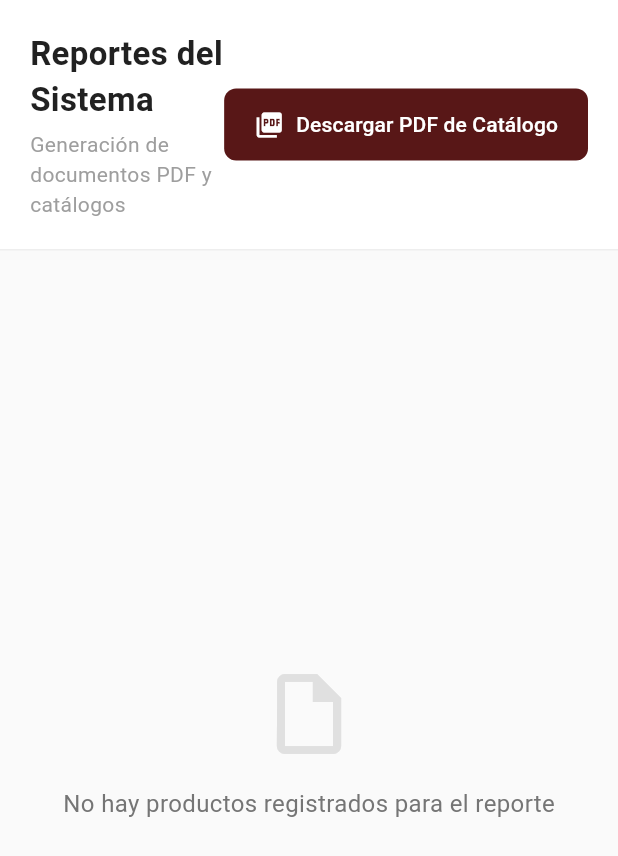
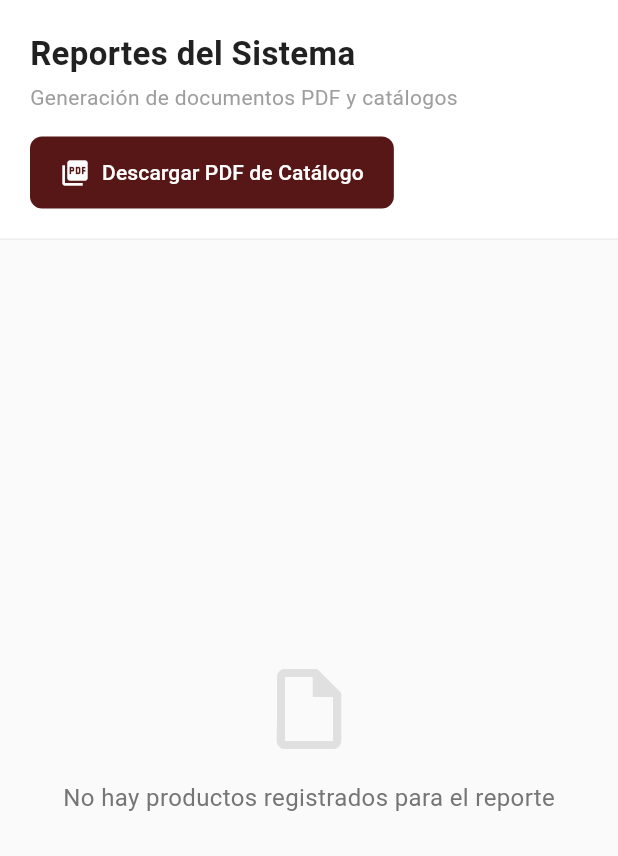
Before and after one commit to willvoid/vgweb, a Flutter app: the AdminReportesPage widget shown alone on an empty page, opened directly, on a phone screen of 412 x 824 dp. Shown: the top 856 px of the screen. Run offline on Flutter 3.47's test engine with Material 3 defaults, Android fonts, the phone set to English and light mode, and no system bars; our stand-ins replace font_awesome_flutter, image_picker, open_filex, pdf, shared_preferences, supabase_flutter; missing offline and left inert: dart:html; accounts and stored records are empty.

Commit message:
Sección de botónde descargar pdf puesto en un column y no es list

```diff
--- a/lib/src/pages/admin/admin_reportes_page.dart
+++ b/lib/src/pages/admin/admin_reportes_page.dart
@@ -109,13 +109,10 @@ class _AdminReportesPageState extends State<AdminReportesPage> {
       child: Column(
         crossAxisAlignment: CrossAxisAlignment.start,
         children: [
-          // Header
           Container(
             padding: const EdgeInsets.all(20),
             color: Colors.white,
-            child: Row(
-              children: [
-                Expanded(
+            width: double.infinity,
             child: Column(
               crossAxisAlignment: CrossAxisAlignment.start,
               children: [
@@ -132,9 +129,7 @@ class _AdminReportesPageState extends State<AdminReportesPage> {
                   'Generación de documentos PDF y catálogos',
                   style: TextStyle(fontSize: 14, color: Colors.grey[500]),
                 ),
-                    ],
-                  ),
-                ),
+                const SizedBox(height: 16),
                 ElevatedButton.icon(
                   onPressed: (_isLoadingData || _isGeneratingPdf)
                       ? null
```
Lines whose indentation alone changed are shown as unchanged.
